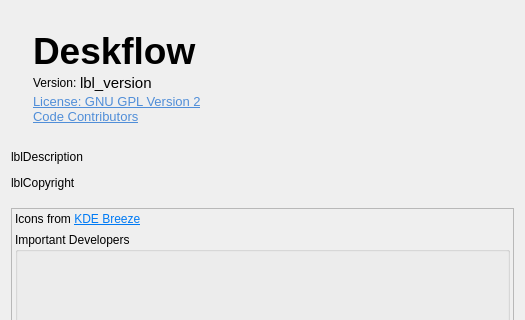
Old version of the form deskflow-master/src/lib/gui/dialogs/AboutDialog.ui in the repository wtyLaziness/desksend; both pictures show x 0 to 525 and y 0 to 320 of the 525 by 600 pixel window.
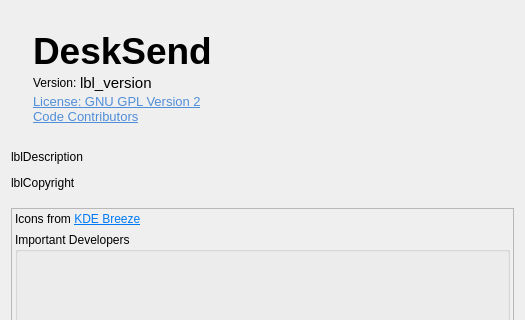
New version of the form. Icons and pictures are not drawn.

Commit message: Add DeskSend branding and verified portable updates

What changed in the file:
```diff
--- a/deskflow-master/src/lib/gui/dialogs/AboutDialog.ui
+++ b/deskflow-master/src/lib/gui/dialogs/AboutDialog.ui
@@ -105,7 +105,7 @@
          </font>
         </property>
         <property name="text">
-         <string notr="true">Deskflow</string>
+         <string notr="true">DeskSend</string>
         </property>
         <property name="scaledContents">
          <bool>false</bool>
```
Left out of the diff: 2 changed lines with no effect on the pictures. The commit also changes 30 other files.
